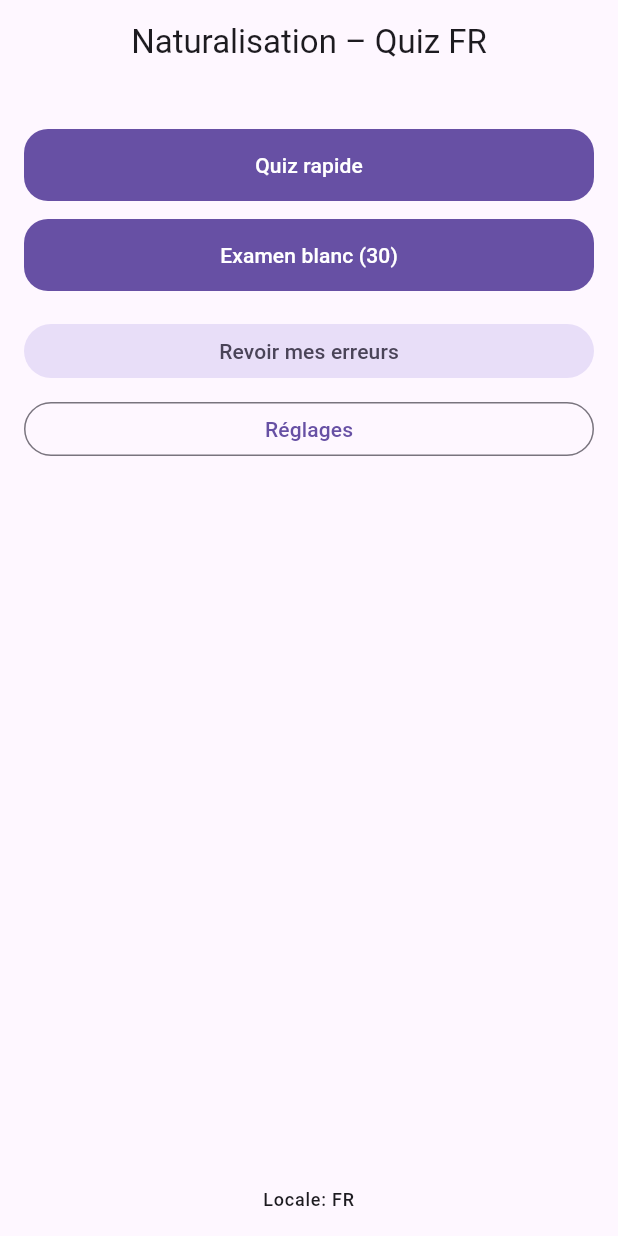
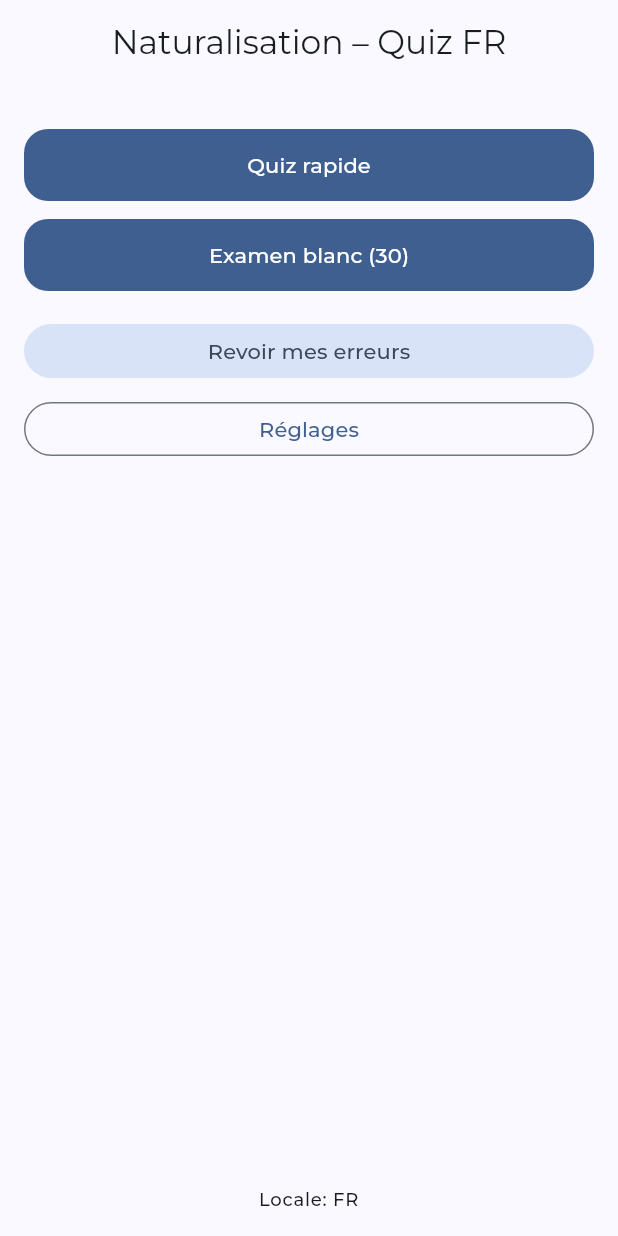
Before and after one commit to Myoxsis/french_citizenship_app, a Flutter app: the screen it shows after launch, on a phone screen of 412 x 824 dp. Run offline on Flutter 3.47's test engine with Material 3 defaults, Android fonts, the light colour scheme and no system bars; our stand-ins replace easy_localization, flutter_riverpod, go_router, google_fonts, shared_preferences.

Commit message:
style: apply custom colors and typography

```diff
--- a/lib/theme.dart
+++ b/lib/theme.dart
@@ -1,15 +1,18 @@
 import 'package:flutter/material.dart';
+import 'package:google_fonts/google_fonts.dart';
 
 ThemeData buildTheme(bool dark) {
-  final base = dark
-      ? ThemeData.dark(useMaterial3: true)
-      : ThemeData.light(useMaterial3: true);
-  return base.copyWith(
-    colorScheme: base.colorScheme.copyWith(
-      primary: base.colorScheme.primary,
-      secondary: base.colorScheme.secondary,
-    ),
-    textTheme: base.textTheme.apply(fontFamily: 'Roboto'),
+  final scheme = ColorScheme.fromSeed(
+    seedColor: const Color(0xFF0055A4),
+    secondary: const Color(0xFFEF4135),
+    brightness: dark ? Brightness.dark : Brightness.light,
+  );
+  final baseTextTheme =
+      (dark ? ThemeData.dark() : ThemeData.light()).textTheme;
+  return ThemeData(
+    useMaterial3: true,
+    colorScheme: scheme,
+    textTheme: GoogleFonts.montserratTextTheme(baseTextTheme),
     visualDensity: VisualDensity.comfortable,
     cardTheme: const CardThemeData(
       margin: EdgeInsets.symmetric(vertical: 8, horizontal: 12),
--- a/pubspec.yaml
+++ b/pubspec.yaml
@@ -20,6 +20,7 @@ dependencies:
   shared_preferences: ^2.2.3
   # Utils
   intl: ^0.19.0
+  google_fonts: ^6.1.0
 
   # (optional) Monetization stubs — integrate later
   # google_mobile_ads: ^5.1.0
```
